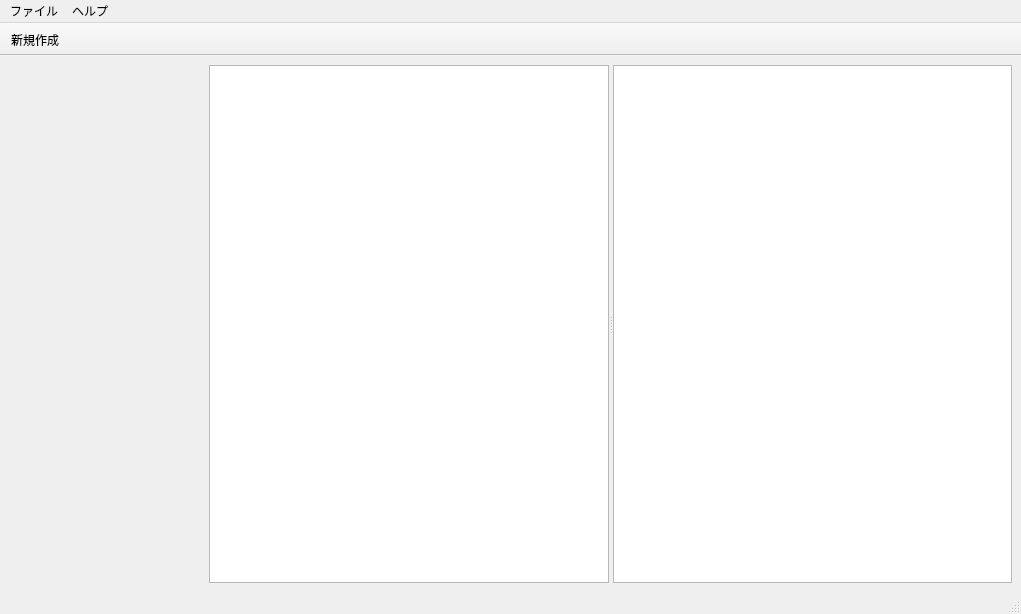
Above: mainwindow.ui from tomo-x7/Boardes before the change. Below: the same form after it.
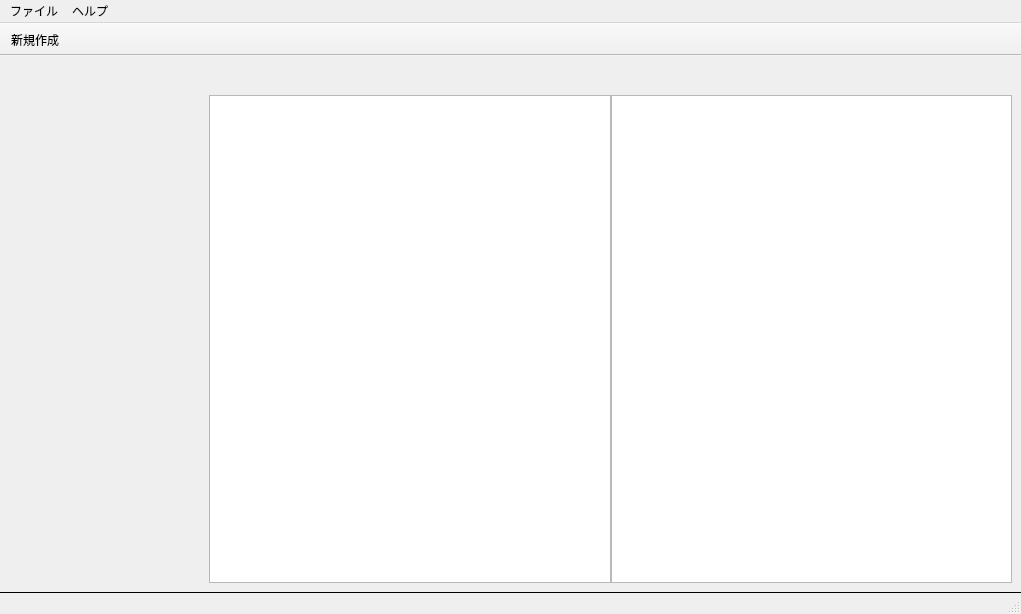
That is the form after the change. Icons and pictures are not drawn.

What changed in the file:
```diff
--- a/mainwindow.ui
+++ b/mainwindow.ui
@@ -19,21 +19,27 @@
      <layout class="QGridLayout" name="ItemSelectorView"/>
     </item>
     <item row="0" column="1">
-     <widget class="QSplitter" name="splitter">
-      <property name="orientation">
-       <enum>Qt::Orientation::Horizontal</enum>
+     <layout class="QGridLayout" name="gridLayout_2" rowstretch="0,1" rowminimumheight="30,0">
+      <property name="verticalSpacing">
+       <number>0</number>
       </property>
-      <widget class="QGraphicsView" name="frontView">
-       <property name="alignment">
-        <set>Qt::AlignmentFlag::AlignLeading|Qt::AlignmentFlag::AlignLeft|Qt::AlignmentFlag::AlignTop</set>
-       </property>
-      </widget>
-      <widget class="QGraphicsView" name="backView">
-       <property name="alignment">
-        <set>Qt::AlignmentFlag::AlignLeading|Qt::AlignmentFlag::AlignLeft|Qt::AlignmentFlag::AlignTop</set>
-       </property>
-      </widget>
-     </widget>
+      <item row="1" column="0">
+       <layout class="QHBoxLayout" name="horizontalLayout_2">
+        <item>
+         <widget class="QGraphicsView" name="frontView"/>
+        </item>
+        <item>
+         <widget class="QGraphicsView" name="backView"/>
+        </item>
+       </layout>
+      </item>
+      <item row="0" column="0">
+       <layout class="QHBoxLayout" name="horizontalLayout_3"/>
+      </item>
+     </layout>
+    </item>
+    <item row="0" column="0">
+     <layout class="QGridLayout" name="ItemSelectorView"/>
     </item>
    </layout>
   </widget>
@@ -79,7 +85,13 @@
    </attribute>
    <addaction name="createAction"/>
   </widget>
-  <widget class="QStatusBar" name="statusbar"/>
+  <widget class="QStatusBar" name="statusbar">
+   <property name="styleSheet">
+    <string notr="true">QStatusBar{
+  border-top:1px solid black;
+}</string>
+   </property>
+  </widget>
   <action name="createAction">
    <property name="icon">
     <iconset theme="QIcon::ThemeIcon::DocumentNew"/>
```
Left out of the diff: 7 changed lines with no effect on the pictures.
